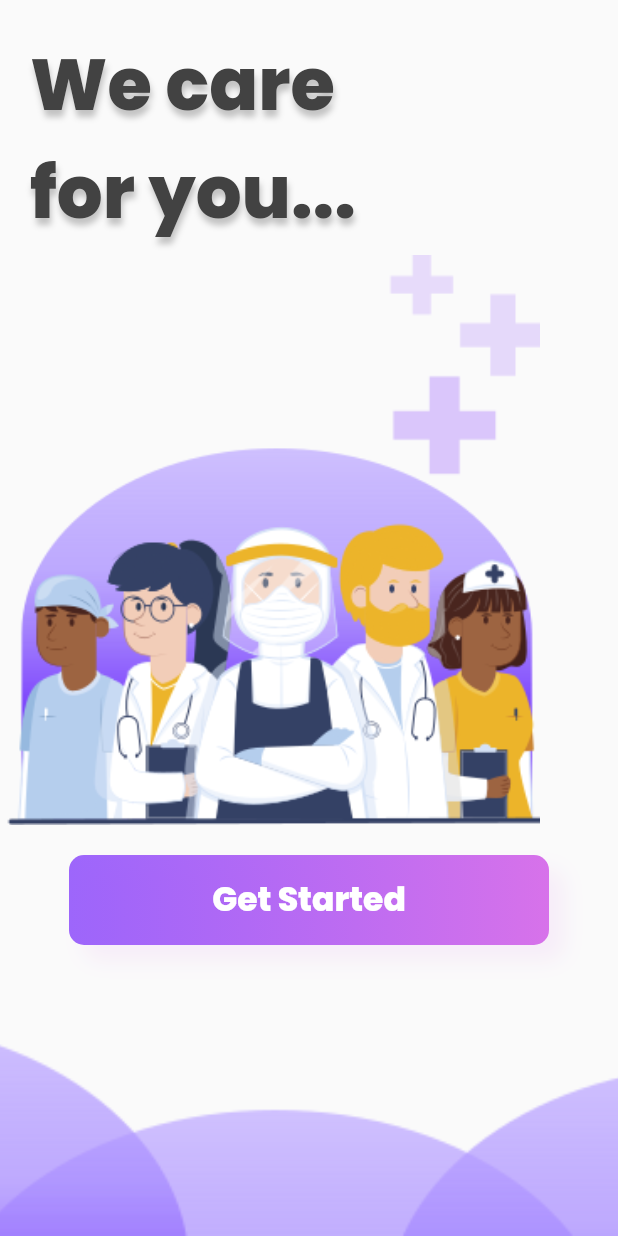
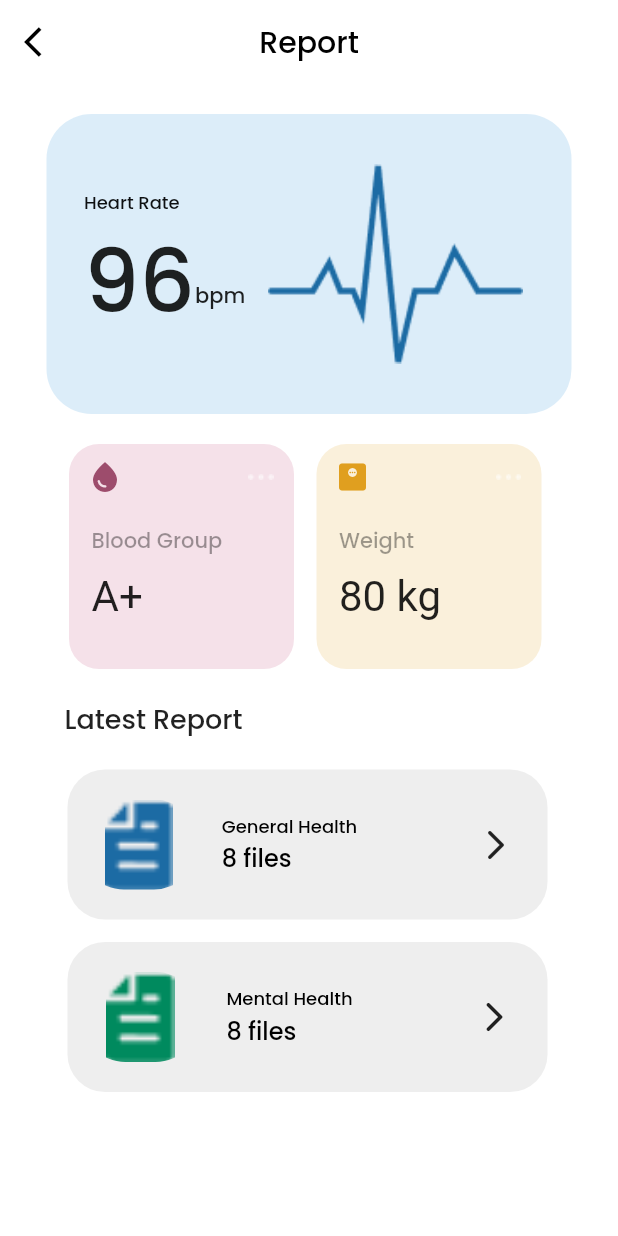
Before and after one commit to ayushshah31/BitNBuild, a Flutter app: the screen it shows after launch, on a phone screen of 412 x 824 dp. Run offline on Flutter 3.47's test engine with Material 2 defaults, Android fonts, the phone set to English and light mode, and no system bars; our stand-ins replace firebase_auth, firebase_core, firebase_database, flutter_datetime_picker, get, google_nav_bar and 2 more; missing offline and left inert: dart:ffi, google_ml_kit, mnc_identifier_ocr; accounts and stored records are empty.

Commit message:
Report Page

```diff
--- a/lib/main.dart
+++ b/lib/main.dart
@@ -16,6 +16,7 @@ import 'package:firebase_core/firebase_core.dart';
 import 'package:firebase_auth/firebase_auth.dart';
 import 'package:provider/provider.dart';
 import 'auth/auth.dart';
+import 'pages/report_profile.dart';
 
 void main() async {
   WidgetsFlutterBinding.ensureInitialized();
@@ -36,6 +37,6 @@ class MyApp extends StatelessWidget {
             theme: ThemeData(
               primarySwatch: Colors.blue,
             ),
-            home: GetStarted())));
+            home: ReportProfile())));
   }
 }
--- /dev/null
+++ b/lib/pages/description_medicine.dart
@@ -0,0 +1,58 @@
+import 'package:flutter/material.dart';
+
+class DescriptionMedicine extends StatefulWidget {
+  const DescriptionMedicine({Key? key}) : super(key: key);
+
+  @override
+  State<DescriptionMedicine> createState() => _DescriptionMedicineState();
+}
+
+class _DescriptionMedicineState extends State<DescriptionMedicine> {
+  @override
+  Widget build(BuildContext context) {
+    return Scaffold(
+        appBar: AppBar(
+          foregroundColor: Colors.black,
+          title: Text("Medicines"),
+          automaticallyImplyLeading: false,
+          leading: IconButton(
+            icon: Icon(Icons.arrow_back_ios),
+            onPressed: () {
+              Navigator.pop(context);
+            },
+          ),
+          centerTitle: true,
+          backgroundColor: Colors.white,
+          elevation: 0,
+        ),
+        body: Column(children: [
+          Container(
+            height: 60,
+            width: 340,
+            margin: const EdgeInsets.all(10),
+            decoration: BoxDecoration(
+                color: Color(0xFFEEF6FC),
+                borderRadius: BorderRadius.circular(20)),
+            child: Row(
+              children: [
+                SizedBox(width: 10),
+                Icon(
+                  Icons.search,
+                  size: 28,
+                  color: Color(0xFF8AA0BC),
+                ),
+                SizedBox(width: 5),
+                Text(
+                  'Search Medicines...',
+                  style: TextStyle(color: Color(0xFF8AA0BC)),
+                ),
+                SizedBox(
+                  width: 150,
+                ),
+                Image.asset('lib/images/Vector.png')
+              ],
+            ),
+          ),
+        ]));
+  }
+}
--- /dev/null
+++ b/lib/pages/report_profile.dart
@@ -0,0 +1,429 @@
+import 'package:flutter/material.dart';
+
+class ReportProfile extends StatefulWidget {
+  const ReportProfile({Key? key}) : super(key: key);
+
+  @override
+  State<ReportProfile> createState() => _ReportProfileState();
+}
+
+class _ReportProfileState extends State<ReportProfile> {
+  @override
+  Widget build(BuildContext context) {
+    return SafeArea(
+      child: Scaffold(
+        backgroundColor: Colors.white,
+        appBar: AppBar(
+          foregroundColor: Colors.black,
+          title: Text(
+            "Report",
+            style: TextStyle(fontFamily: 'Poppins'),
+          ),
+          automaticallyImplyLeading: false,
+          leading: IconButton(
+            icon: Icon(Icons.arrow_back_ios),
+            onPressed: () {
+              Navigator.pop(context);
+            },
+          ),
+          centerTitle: true,
+          backgroundColor: Colors.white,
+          elevation: 0,
+        ),
+        body: Padding(
+          padding: const EdgeInsets.only(left: 25.0, right: 25),
+          child: Column(
+            children: [
+              SizedBox(
+                height: 20,
+              ),
+              Center(
+                child: Container(
+                  width: 350,
+                  height: 200,
+                  child: Padding(
+                    padding: const EdgeInsets.only(
+                      left: 25.0,
+                    ),
+                    child: Row(
+                      children: [
+                        Padding(
+                          padding: const EdgeInsets.only(top: 50.0),
+                          child: Column(
+                            mainAxisAlignment: MainAxisAlignment.start,
+                            crossAxisAlignment: CrossAxisAlignment.start,
+                            children: [
+                              Text(
+                                'Heart Rate',
+                                style: TextStyle(
+                                    color: Color(0xFF0E1012),
+                                    fontFamily: 'Poppins',
+                                    fontSize: 12),
+                              ),
+                              SizedBox(
+                                height: 0,
+                              ),
+                              Row(
+                                children: [
+                                  Text(
+                                    '96',
+                                    style: TextStyle(
+                                        fontFamily: 'Poppins', fontSize: 58),
+                                  ),
+                                  Padding(
+                                    padding: const EdgeInsets.only(top: 20.0),
+                                    child: Text(
+                                      'bpm',
+                                      style: TextStyle(
+                                          fontFamily: 'Poppins', fontSize: 14),
+                                    ),
+                                  ),
+                                ],
+                              )
+                            ],
+                          ),
+                        ),
+                        SizedBox(
+                          width: 15,
+                        ),
+                        Container(
+                          padding: EdgeInsets.only(bottom: 80),
+                          height: 200,
+                          width: 170,
+                          decoration: BoxDecoration(
+                              image: DecorationImage(
+                                  fit: BoxFit.fitWidth,
+                                  image: AssetImage('lib/images/Vector3.png'))),
+                        ),
+                      ],
+                    ),
+                  ),
+                  decoration: BoxDecoration(
+                      color: Color(0xFFDCEDF9),
+                      borderRadius: BorderRadius.circular(30)),
+                ),
+              ),
+              SizedBox(
+                height: 20,
+              ),
+              Padding(
+                padding: const EdgeInsets.only(left: 21.0),
+                child: Row(
+                  children: [
+                    Container(
+                      width: 150,
+                      height: 150,
+                      decoration: BoxDecoration(
+                        color: Color(0xFFFF5E1E9),
+                        borderRadius: BorderRadius.circular(20),
+                      ),
+                      child: Column(
+                        crossAxisAlignment: CrossAxisAlignment.start,
+                        children: [
+                          Row(
+                            mainAxisAlignment: MainAxisAlignment.spaceBetween,
+                            children: [
+                              Padding(
+                                padding:
+                                    const EdgeInsets.only(left: 12.0, top: 10),
+                                child: Icon(
+                                  Icons.water_drop,
+                                  color: Color(0xFF9D4C6C),
+                                ),
+                              ),
+                              Padding(
+                                padding:
+                                    const EdgeInsets.only(right: 12.0, top: 10),
+                                child: Column(
+                                  mainAxisAlignment: MainAxisAlignment.start,
+                                  children: [
+                                    Container(
+                                      height: 20,
+                                      width: 20,
+                                      decoration: BoxDecoration(
+                                          image: DecorationImage(
+                                              image: AssetImage(
+                                        'lib/images/Vector2.png',
+                                      ))),
+                                    ),
+                                  ],
+                                ),
+                              )
+                            ],
+                          ),
+                          SizedBox(
+                            height: 20,
+                          ),
+                          Padding(
+                            padding: const EdgeInsets.only(left: 15.0),
+                            child: Text(
+                              'Blood Group',
+                              style: TextStyle(
+                                  color: Colors.black38, fontFamily: 'Poppins'),
+                            ),
+                          ),
+                          SizedBox(
+                            height: 10,
+                          ),
+                          Padding(
+                            padding: const EdgeInsets.only(left: 15.0),
+                            child: Text(
+                              'A+',
+                              style: TextStyle(
+                                fontSize: 28,
+                              ),
+                            ),
+                          )
+                        ],
+                      ),
+                    ),
+                    Padding(
+                      padding: const EdgeInsets.only(left: 15.0),
+                      child: Row(
+                        children: [
+                          Container(
+                            width: 150,
+                            height: 150,
+                            decoration: BoxDecoration(
+                              color: Color(0xFFFAF0DB),
+                              borderRadius: BorderRadius.circular(20),
+                            ),
+                            child: Column(
+                              crossAxisAlignment: CrossAxisAlignment.start,
+                              children: [
+                                Row(
+                                  mainAxisAlignment:
+                                      MainAxisAlignment.spaceBetween,
+                                  children: [
+                                    Padding(
+                                      padding: const EdgeInsets.only(
+                                          left: 12.0, top: 10),
+                                      child: Icon(
+                                        Icons.monitor_weight_rounded,
+                                        color: Color(0xFFE09F1F),
+                                      ),
+                                    ),
+                                    Padding(
+                                      padding: const EdgeInsets.only(
+                                          right: 12.0, top: 10),
+                                      child: Column(
+                                        mainAxisAlignment:
+                                            MainAxisAlignment.start,
+                                        children: [
+                                          Container(
+                                            height: 20,
+                                            width: 20,
+                                            decoration: BoxDecoration(
+                                                image: DecorationImage(
+                                                    image: AssetImage(
+                                              'lib/images/Vector2.png',
+                                            ))),
+                                          ),
+                                        ],
+                                      ),
+                                    )
+                                  ],
+                                ),
+                                SizedBox(
+                                  height: 20,
+                                ),
+                                Padding(
+                                  padding: const EdgeInsets.only(left: 15.0),
+                                  child: Text(
+                                    'Weight',
+                                    style: TextStyle(
+                                        color: Colors.black38,
+                                        fontFamily: 'Poppins'),
+                                  ),
+                                ),
+                                SizedBox(
+                                  height: 10,
+                                ),
+                                Padding(
+                                  padding: const EdgeInsets.only(left: 15.0),
+                                  child: Text(
+                                    '80 kg',
+                                    style: TextStyle(
+                                      fontSize: 28,
+                                    ),
+                                  ),
+                                )
+                              ],
+                            ),
+                          ),
+                        ],
+                      ),
+                    )
+                  ],
+                ),
+              ),
+              SizedBox(
+                height: 20,
+              ),
+              Padding(
+                padding: const EdgeInsets.only(left: 18.0),
+                child: Row(
+                  mainAxisAlignment: MainAxisAlignment.start,
+                  children: [
+                    Text(
+                      'Latest Report',
+                      style: TextStyle(fontFamily: 'Poppins', fontSize: 18),
+                    ),
+                  ],
+                ),
+              ),
+              SizedBox(
+                height: 20,
+              ),
+              Padding(
+                padding: const EdgeInsets.only(left: 20.0),
+                child: Row(
+                  crossAxisAlignment: CrossAxisAlignment.start,
+                  children: [
+                    Container(
+                      width: 320,
+                      height: 100,
+                      decoration: BoxDecoration(
+                        borderRadius: BorderRadius.circular(25),
+                        color: Colors.grey.shade200,
+                      ),
+                      child: Row(
+                        mainAxisAlignment: MainAxisAlignment.spaceEvenly,
+                        children: [
+                          Container(
+                            width: 80,
+                            height: 60,
+                            decoration: BoxDecoration(
+                                image: DecorationImage(
+                                    image: AssetImage('lib/images/scalar.png'),
+                                    fit: BoxFit.contain),
+                                borderRadius: BorderRadius.circular(30)),
+                          ),
+                          SizedBox(
+                            width: 00,
+                          ),
+                          Padding(
+                            padding: const EdgeInsets.only(
+                              top: 10,
+                            ),
+                            child: Column(
+                              crossAxisAlignment: CrossAxisAlignment.start,
+                              mainAxisAlignment: MainAxisAlignment.center,
+                              children: [
+                                Text(
+                                  'General Health',
+                                  style: TextStyle(
+                                      color: Colors.black,
+                                      fontSize: 12,
+                                      fontFamily: 'Poppins',
+                                      fontWeight: FontWeight.w500),
+                                ),
+                                SizedBox(
+                                  height: 0,
+                                ),
+                                Text('8 files',
+                                    style: TextStyle(
+                                        color: Colors.black,
+                                        fontSize: 16,
+                                        fontFamily: 'Poppins',
+                                        fontWeight: FontWeight.w100)),
+                                SizedBox(
+                                  height: 10,
+                                ),
+                              ],
+                            ),
+                          ),
+                          SizedBox(
+                            width: 65,
+                          ),
+                          Padding(
+                            padding: const EdgeInsets.only(right: 15.0),
+                            child: Icon(Icons.arrow_forward_ios_rounded),
+                          )
+                        ],
+                      ),
+                    ),
+                  ],
+                ),
+              ),
+              SizedBox(
+                height: 15,
+              ),
+              Padding(
+                padding: const EdgeInsets.only(left: 20.0),
+                child: Row(
+                  crossAxisAlignment: CrossAxisAlignment.start,
+                  children: [
+                    Container(
+                      width: 320,
+                      height: 100,
+                      decoration: BoxDecoration(
+                        borderRadius: BorderRadius.circular(25),
+                        color: Colors.grey.shade200,
+                      ),
+                      child: Row(
+                        mainAxisAlignment: MainAxisAlignment.spaceEvenly,
+                        children: [
+                          Container(
+                            width: 80,
+                            height: 60,
+                            decoration: BoxDecoration(
+                                image: DecorationImage(
+                                    image: AssetImage('lib/images/scalar1.png'),
+                                    fit: BoxFit.contain),
+                                borderRadius: BorderRadius.circular(30)),
+                          ),
+                          SizedBox(
+                            width: 00,
+                          ),
+                          Padding(
+                            padding: const EdgeInsets.only(
+                              top: 10,
+                            ),
+                            child: Column(
+                              crossAxisAlignment: CrossAxisAlignment.start,
+                              mainAxisAlignment: MainAxisAlignment.center,
+                              children: [
+                                Text(
+                                  'Mental Health',
+                                  style: TextStyle(
+                                      color: Colors.black,
+                                      fontSize: 12,
+                                      fontFamily: 'Poppins',
+                                      fontWeight: FontWeight.w500),
+                                ),
+                                SizedBox(
+                                  height: 0,
+                                ),
+                                Text('8 files',
+                                    style: TextStyle(
+                                        color: Colors.black,
+                                        fontSize: 16,
+                                        fontFamily: 'Poppins',
+                                        fontWeight: FontWeight.w100)),
+                                SizedBox(
+                                  height: 10,
+                                ),
+                              ],
+                            ),
+                          ),
+                          SizedBox(
+                            width: 65,
+                          ),
+                          Padding(
+                            padding: const EdgeInsets.only(right: 15.0),
+                            child: Icon(Icons.arrow_forward_ios_rounded),
+                          )
+                        ],
+                      ),
+                    ),
+                  ],
+                ),
+              ),
+            ],
+          ),
+        ),
+      ),
+    );
+  }
+}
```
Also changed, not shown: lib/images/Vector3.png (added), lib/images/scalar.png (added), lib/images/scalar1.png (added).
